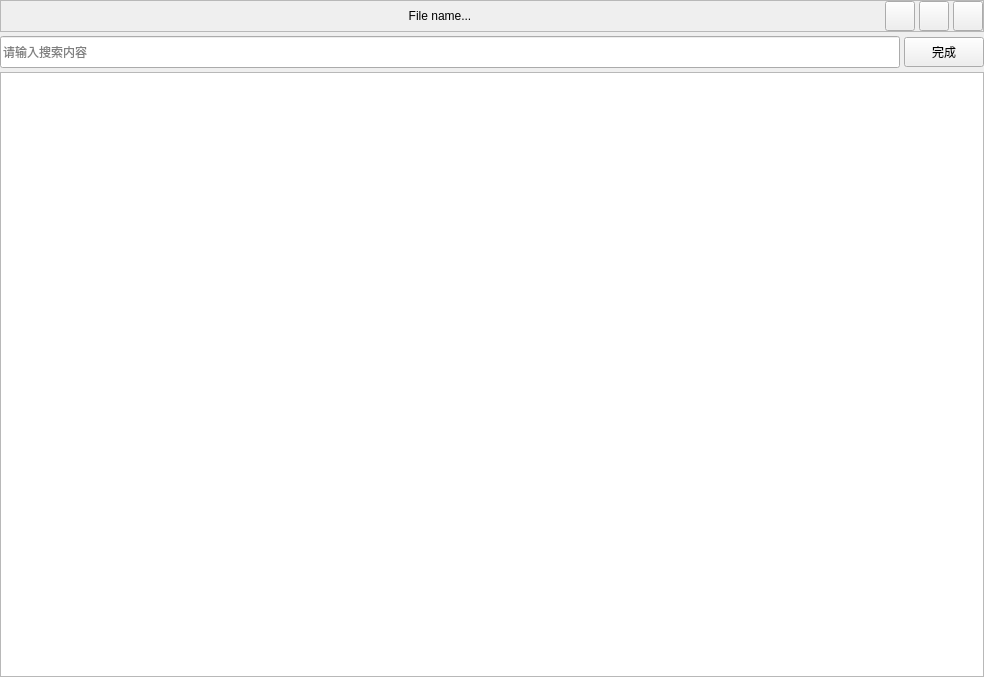
The window that scholarlogviewer.ui (fashion1840/ScholarLogViewer) describes before a commit, drawn with Qt 5.
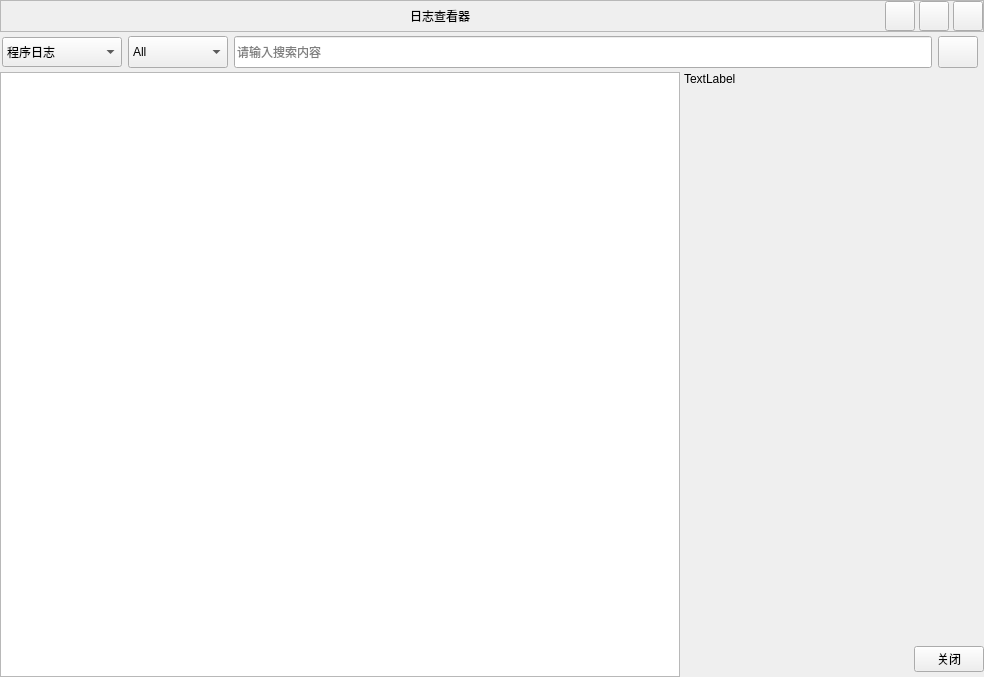
The same window after the commit. Icons and pictures are not drawn.

```diff
--- a/scholarlogviewer.ui
+++ b/scholarlogviewer.ui
@@ -13,7 +13,10 @@
   <property name="windowTitle">
    <string>ScholarLogViewer</string>
   </property>
-  <layout class="QVBoxLayout" name="verticalLayout">
+  <property name="styleSheet">
+   <string notr="true"/>
+  </property>
+  <layout class="QVBoxLayout" name="verticalLayout_2">
    <property name="spacing">
     <number>4</number>
    </property>
@@ -67,9 +70,12 @@
         <property name="orientation">
          <enum>Qt::Horizontal</enum>
         </property>
+        <property name="sizeType">
+         <enum>QSizePolicy::Preferred</enum>
+        </property>
         <property name="sizeHint" stdset="0">
          <size>
-          <width>279</width>
+          <width>40</width>
           <height>20</height>
          </size>
         </property>
@@ -78,7 +84,7 @@
       <item>
        <widget class="QLabel" name="labFileName">
         <property name="sizePolicy">
-         <sizepolicy hsizetype="MinimumExpanding" vsizetype="Fixed">
+         <sizepolicy hsizetype="Expanding" vsizetype="Fixed">
           <horstretch>0</horstretch>
           <verstretch>0</verstretch>
          </sizepolicy>
@@ -96,7 +102,7 @@
          </size>
         </property>
         <property name="text">
-         <string>File name...</string>
+         <string>日志查看器</string>
         </property>
         <property name="alignment">
          <set>Qt::AlignCenter</set>
@@ -108,9 +114,12 @@
         <property name="orientation">
          <enum>Qt::Horizontal</enum>
         </property>
+        <property name="sizeType">
+         <enum>QSizePolicy::Preferred</enum>
+        </property>
         <property name="sizeHint" stdset="0">
          <size>
-          <width>279</width>
+          <width>40</width>
           <height>20</height>
          </size>
         </property>
@@ -223,20 +232,86 @@
      </property>
      <layout class="QHBoxLayout" name="horizontalLayout_3">
       <property name="spacing">
-       <number>4</number>
+       <number>6</number>
       </property>
       <property name="leftMargin">
-       <number>0</number>
+       <number>2</number>
       </property>
       <property name="topMargin">
        <number>0</number>
       </property>
       <property name="rightMargin">
-       <number>0</number>
+       <number>6</number>
       </property>
       <property name="bottomMargin">
        <number>0</number>
       </property>
+      <item>
+       <widget class="QComboBox" name="cbxLogType">
+        <property name="minimumSize">
+         <size>
+          <width>120</width>
+          <height>30</height>
+         </size>
+        </property>
+        <item>
+         <property name="text">
+          <string>程序日志</string>
+         </property>
+        </item>
+        <item>
+         <property name="text">
+          <string>打点日志</string>
+         </property>
+        </item>
+        <item>
+         <property name="text">
+          <string>事件日志</string>
+         </property>
+        </item>
+       </widget>
+      </item>
+      <item>
+       <widget class="QComboBox" name="cbxInfoType">
+        <property name="sizePolicy">
+         <sizepolicy hsizetype="Preferred" vsizetype="Preferred">
+          <horstretch>0</horstretch>
+          <verstretch>0</verstretch>
+         </sizepolicy>
+        </property>
+        <property name="minimumSize">
+         <size>
+          <width>100</width>
+          <height>0</height>
+         </size>
+        </property>
+        <item>
+         <property name="text">
+          <string>All</string>
+         </property>
+        </item>
+        <item>
+         <property name="text">
+          <string>Debug</string>
+         </property>
+        </item>
+        <item>
+         <property name="text">
+          <string>Info</string>
+         </property>
+        </item>
+        <item>
+         <property name="text">
+          <string>Warning</string>
+         </property>
+        </item>
+        <item>
+         <property name="text">
+          <string>Error</string>
+         </property>
+        </item>
+       </widget>
+      </item>
       <item>
        <widget class="QLineEdit" name="seacherEdit">
         <property name="minimumSize">
@@ -266,12 +341,20 @@
         </property>
         <property name="minimumSize">
          <size>
-          <width>60</width>
-          <height>30</height>
+          <width>32</width>
+          <height>32</height>
          </size>
         </property>
+        <property name="styleSheet">
+         <string notr="true">QPushButton{
+border-image: url(:/images/search.png);
+}
+QPushButton:hover{
+border-image: url(:/images/search_hover.png);
+}</string>
+        </property>
         <property name="text">
-         <string>完成</string>
+         <string/>
         </property>
        </widget>
       </item>
@@ -279,11 +362,109 @@
     </widget>
    </item>
    <item>
-    <widget class="QTableView" name="tableView">
-     <property name="acceptDrops">
-      <bool>true</bool>
-     </property>
-    </widget>
+    <layout class="QHBoxLayout" name="horizontalLayout_5">
+     <item>
+      <widget class="QTableView" name="tableView">
+       <property name="acceptDrops">
+        <bool>true</bool>
+       </property>
+      </widget>
+     </item>
+     <item>
+      <widget class="QWidget" name="contentWidget" native="true">
+       <property name="minimumSize">
+        <size>
+         <width>300</width>
+         <height>0</height>
+        </size>
+       </property>
+       <property name="maximumSize">
+        <size>
+         <width>300</width>
+         <height>16777215</height>
+        </size>
+       </property>
+       <layout class="QVBoxLayout" name="verticalLayout">
+        <property name="spacing">
+         <number>4</number>
+        </property>
+        <property name="leftMargin">
+         <number>0</number>
+        </property>
+        <property name="topMargin">
+         <number>0</number>
+        </property>
+        <property name="rightMargin">
+         <number>0</number>
+        </property>
+        <property name="bottomMargin">
+         <number>5</number>
+        </property>
+        <item>
+         <widget class="QLabel" name="itemContent">
+          <property name="sizePolicy">
+           <sizepolicy hsizetype="Expanding" vsizetype="Expanding">
+            <horstretch>0</horstretch>
+            <verstretch>0</verstretch>
+           </sizepolicy>
+          </property>
+          <property name="text">
+           <string>TextLabel</string>
+          </property>
+          <property name="alignment">
+           <set>Qt::AlignLeading|Qt::AlignLeft|Qt::AlignTop</set>
+          </property>
+         </widget>
+        </item>
+        <item>
+         <layout class="QHBoxLayout" name="horizontalLayout_4">
+          <property name="spacing">
+           <number>4</number>
+          </property>
+          <item>
+           <spacer name="horizontalSpacer_3">
+            <property name="orientation">
+             <enum>Qt::Horizontal</enum>
+            </property>
+            <property name="sizeHint" stdset="0">
+             <size>
+              <width>40</width>
+              <height>20</height>
+             </size>
+            </property>
+           </spacer>
+          </item>
+          <item>
+           <widget class="QPushButton" name="btnCloseContent">
+            <property name="sizePolicy">
+             <sizepolicy hsizetype="Fixed" vsizetype="Fixed">
+              <horstretch>0</horstretch>
+              <verstretch>0</verstretch>
+             </sizepolicy>
+            </property>
+            <property name="minimumSize">
+             <size>
+              <width>0</width>
+              <height>0</height>
+             </size>
+            </property>
+            <property name="maximumSize">
+             <size>
+              <width>70</width>
+              <height>30</height>
+             </size>
+            </property>
+            <property name="text">
+             <string>关闭</string>
+            </property>
+           </widget>
+          </item>
+         </layout>
+        </item>
+       </layout>
+      </widget>
+     </item>
+    </layout>
    </item>
   </layout>
  </widget>
```
